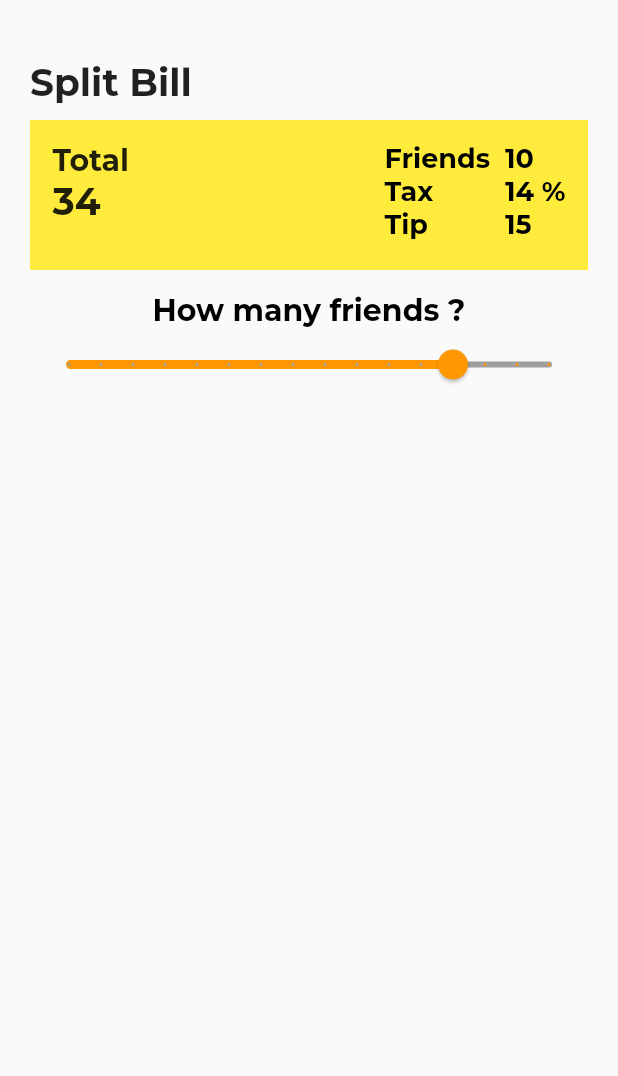
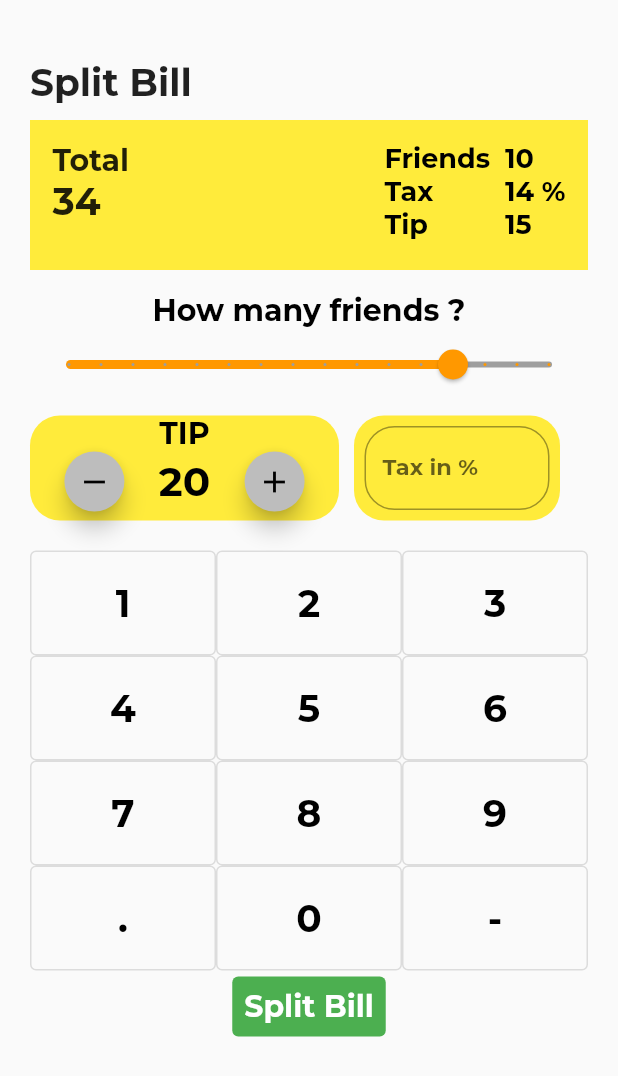
Before and after one commit to JohnEsleyer/Bill-Split-App, a Flutter app: the screen it shows after launch, on a phone screen of 412 x 824 dp. Shown: the top 1076 px of the screen. Run offline on Flutter 3.47's test engine with Material 2 defaults, Android fonts, the phone set to English and light mode, and no system bars; our stand-ins replace google_fonts.

Commit message:
Added buttons

```diff
--- a/lib/home.dart
+++ b/lib/home.dart
@@ -7,13 +7,28 @@ class BillSplit extends StatefulWidget {
 }
 
 class _BillSplitState extends State<BillSplit> {
+  Widget buildButton(String text) {
+    return Expanded(
+      child: OutlinedButton(
+        style: OutlinedButton.styleFrom(padding: EdgeInsets.all(20)),
+        onPressed: () {},
+        child: Text(
+          text,
+          style: GoogleFonts.montserrat(
+              fontSize: 25, color: Colors.black, fontWeight: FontWeight.w700),
+        ),
+      ),
+    );
+  }
+
   TextStyle infostyle = GoogleFonts.montserrat(
       fontSize: 18, color: Colors.black, fontWeight: FontWeight.w700);
 
   @override
   Widget build(BuildContext context) {
     return Scaffold(
-      body: Container(
+      body: SingleChildScrollView(
+        child: Container(
           margin: EdgeInsets.only(left: 20, right: 20),
           child: Column(
             children: [
@@ -95,7 +110,122 @@ class _BillSplitState extends State<BillSplit> {
                   inactiveColor: Colors.grey,
                   value: 12,
                   onChanged: (value) {}),
+              SizedBox(height: 10),
+              Row(
+                children: [
+                  Container(
+                    width: MediaQuery.of(context).size.width / 2,
+                    height: 70,
+                    decoration: BoxDecoration(
+                      color: Colors.yellow,
+                      borderRadius: BorderRadius.circular(20),
+                    ),
+                    child: Column(
+                      children: [
+                        Text("TIP",
+                            style: GoogleFonts.montserrat(
+                                fontSize: 20,
+                                color: Colors.black,
+                                fontWeight: FontWeight.w700)),
+                        Row(
+                          mainAxisAlignment: MainAxisAlignment.spaceEvenly,
+                          children: [
+                            Container(
+                                width: 40,
+                                height: 40,
+                                child: FloatingActionButton(
+                                  onPressed: () {},
+                                  backgroundColor: Colors.grey[400],
+                                  child:
+                                      Icon(Icons.remove, color: Colors.black),
+                                )),
+                            Text("20",
+                                style: GoogleFonts.montserrat(
+                                    fontSize: 27,
+                                    color: Colors.black,
+                                    fontWeight: FontWeight.w700)),
+                            Container(
+                              width: 40,
+                              height: 40,
+                              child: FloatingActionButton(
+                                onPressed: () {},
+                                backgroundColor: Colors.grey[400],
+                                child: Icon(Icons.add, color: Colors.black),
+                              ),
+                            ),
                           ],
+                        ),
+                      ],
+                    ),
+                  ),
+                  SizedBox(width: 10),
+                  Container(
+                    width: MediaQuery.of(context).size.width / 3,
+                    height: 70,
+                    decoration: BoxDecoration(
+                        color: Colors.yellow,
+                        borderRadius: BorderRadius.circular(20)),
+                    child: Padding(
+                      padding: const EdgeInsets.all(7.0),
+                      child: TextField(
+                        keyboardType: TextInputType.number,
+                        decoration: InputDecoration(
+                          border: OutlineInputBorder(
+                            borderRadius: BorderRadius.circular(20),
+                          ),
+                          labelText: "Tax in %",
+                          labelStyle: GoogleFonts.montserrat(
+                              fontSize: 15, fontWeight: FontWeight.w700),
+                        ),
+                      ),
+                    ),
+                  ),
+                ],
+              ),
+              SizedBox(height: 20),
+              Row(
+                children: [
+                  buildButton("1"),
+                  buildButton("2"),
+                  buildButton("3"),
+                ],
+              ),
+              Row(
+                children: [
+                  buildButton("4"),
+                  buildButton("5"),
+                  buildButton("6"),
+                ],
+              ),
+              Row(
+                children: [
+                  buildButton("7"),
+                  buildButton("8"),
+                  buildButton("9"),
+                ],
+              ),
+              Row(
+                children: [
+                  buildButton("."),
+                  buildButton("0"),
+                  buildButton("-"),
+                ],
+              ),
+              TextButton(
+                style: TextButton.styleFrom(
+                  backgroundColor: Colors.green,
+                ),
+                onPressed: () {},
+                child: Text(
+                  "Split Bill",
+                  style: GoogleFonts.montserrat(
+                      fontSize: 20,
+                      fontWeight: FontWeight.w700,
+                      color: Colors.white),
+                ),
+              ),
+            ],
+          ),
         ),
       ),
     );
```
Lines whose indentation alone changed are shown as unchanged.
